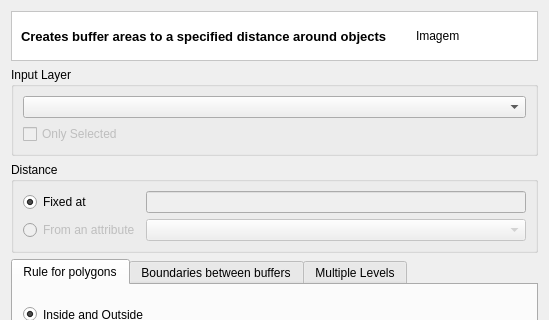
Above: src/terralib/vp/qt/ui/BufferDialogForm.ui from claudiobogossian/terralib5 before the change; both pictures show x 0 to 549 and y 0 to 320 of the 549 by 603 pixel window. Below: the same form after it.
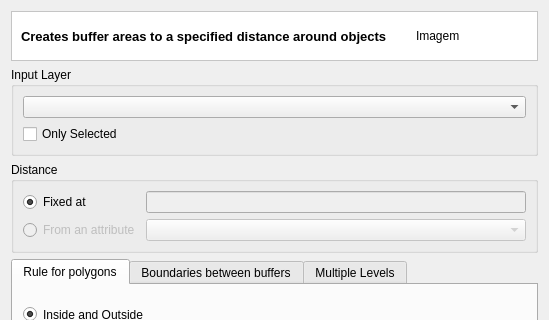
That is the form after the change. Custom widgets are drawn as their Qt base class.

```diff
--- a/src/terralib/vp/qt/ui/BufferDialogForm.ui
+++ b/src/terralib/vp/qt/ui/BufferDialogForm.ui
@@ -85,7 +85,7 @@
         <item row="1" column="0">
          <widget class="QCheckBox" name="m_onlySelectedCheckBox">
           <property name="enabled">
-           <bool>false</bool>
+           <bool>true</bool>
           </property>
           <property name="text">
            <string>Only Selected</string>
```
